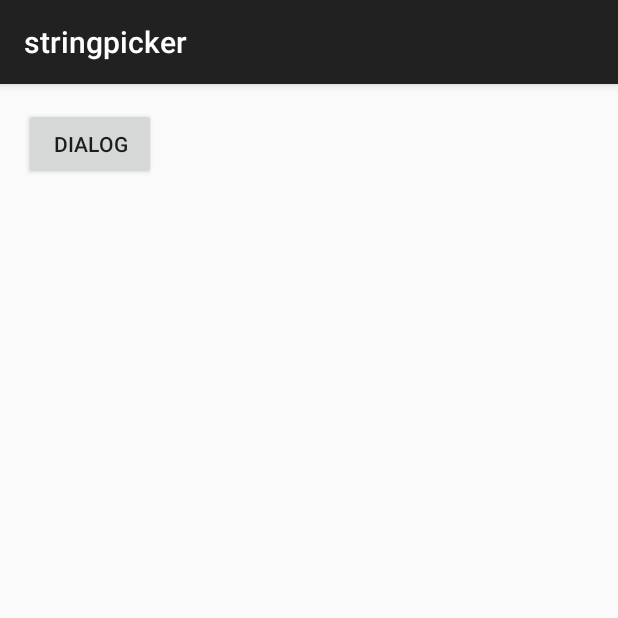
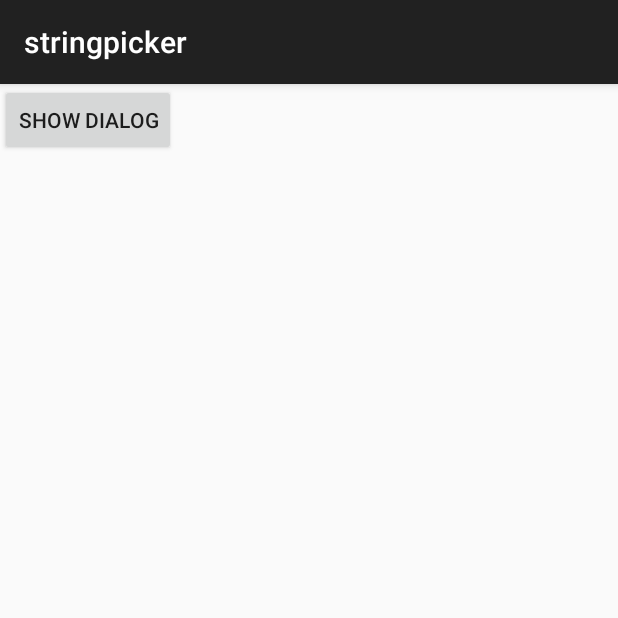
Before and after one commit to hotchemi/StringPicker, an Android app: the screen it shows after launch (MainActivity), on a phone screen of 412 x 824 dp, the top half of it. Run offline under Robolectric (Android 15) with nearby library versions, the light colour scheme and no system bars.

Commit message:
v0.0.1 release.

```diff
--- a/library/src/main/res/layout/string_picker_dialog.xml
+++ b/library/src/main/res/layout/string_picker_dialog.xml
@@ -8,7 +8,7 @@
     <hotchemi.stringpicker.StringPicker
         android:layout_gravity="center|center_horizontal|center_vertical"
         android:gravity="center|center_horizontal|center_vertical"
-        android:id="@+id/stringpicker"
+        android:id="@+id/string_picker"
         android:layout_width="wrap_content"
         android:layout_height="wrap_content" />
 </LinearLayout>
--- a/library/src/main/res/values/strings.xml
+++ b/library/src/main/res/values/strings.xml
@@ -1,3 +1,6 @@
 <resources>
-    <string name="app_name">StringPicker</string>
+    <string name="string_picker_dialog_values">STRING_PICKER_DIALOG_VALUES</string>
+    <string name="string_picker_dialog_title">StringPickerDialog</string>
+    <string name="string_picker_dialog_ok">OK</string>
+    <string name="string_picker_dialog_cancel">Cancel</string>
 </resources>
--- a/sample/src/main/AndroidManifest.xml
+++ b/sample/src/main/AndroidManifest.xml
@@ -1,5 +1,6 @@
 <?xml version="1.0" encoding="utf-8"?>
-<manifest xmlns:android="http://schemas.android.com/apk/res/android"
+<manifest
+    xmlns:android="http://schemas.android.com/apk/res/android"
     package="hotchemi.stringpicker.sample" >
 
     <application
--- a/sample/src/main/java/hotchemi/stringpicker/sample/MainActivity.java
+++ b/sample/src/main/java/hotchemi/stringpicker/sample/MainActivity.java
@@ -4,34 +4,48 @@ import android.os.Bundle;
 import android.support.v7.app.ActionBarActivity;
 import android.view.View;
 import android.widget.Button;
+import android.widget.TextView;
 
 import hotchemi.stringpicker.StringPickerDialog;
 
-public class MainActivity extends ActionBarActivity implements View.OnClickListener {
+public class MainActivity extends ActionBarActivity implements
+        View.OnClickListener, StringPickerDialog.OnClickListener {
+
+    private static final String TAG = StringPickerDialog.class.getSimpleName();
+
+    private TextView mTextView;
 
     @Override
     protected void onCreate(Bundle savedInstanceState) {
         super.onCreate(savedInstanceState);
         setContentView(R.layout.activity_main);
+        mTextView = (TextView) findViewById(R.id.text);
         Button button = (Button) findViewById(R.id.button);
         button.setOnClickListener(this);
     }
 
     @Override
     public void onClick(View v) {
-        String[] values = new String[] {"北海道","青森県","岩手県","宮城県","秋田県","山形県","福島県",
+        Bundle bundle = new Bundle();
+        bundle.putStringArray(getString(R.string.string_picker_dialog_values), getStringArray());
+        StringPickerDialog dialog = new StringPickerDialog();
+        dialog.setArguments(bundle);
+        dialog.show(getSupportFragmentManager(), TAG);
+    }
+
+    @Override
+    public void onClick(String value) {
+        mTextView.setText(value);
+    }
+
+    private String[] getStringArray() {
+        return new String[] {"北海道","青森県","岩手県","宮城県","秋田県","山形県","福島県",
                 "茨城県","栃木県","群馬県","埼玉県","千葉県","東京都","神奈川県",
                 "新潟県","富山県","石川県","福井県","山梨県","長野県","岐阜県",
                 "静岡県","愛知県","三重県","滋賀県","京都府","大阪府","兵庫県",
                 "奈良県","和歌山県","鳥取県","島根県","岡山県","広島県","山口県",
                 "徳島県","香川県","愛媛県","高知県","福岡県","佐賀県","長崎県",
-                "熊本県","大分県","宮崎県","鹿児島県","沖縄県"
-        };
-        Bundle bundle = new Bundle();
-        bundle.putStringArray("STRING_PICKER_VALUES", values);
-        StringPickerDialog dialog = new StringPickerDialog();
-        dialog.setArguments(bundle);
-        dialog.show(getSupportFragmentManager(), "span_setting_dialog");
+                "熊本県","大分県","宮崎県","鹿児島県","沖縄県"};
     }
 
 }
--- a/sample/src/main/res/layout/activity_main.xml
+++ b/sample/src/main/res/layout/activity_main.xml
@@ -1,22 +1,18 @@
-<RelativeLayout xmlns:android="http://schemas.android.com/apk/res/android"
-    xmlns:tools="http://schemas.android.com/tools"
+<LinearLayout
+    xmlns:android="http://schemas.android.com/apk/res/android"
     android:layout_width="match_parent"
     android:layout_height="match_parent"
-    android:paddingLeft="@dimen/activity_horizontal_margin"
-    android:paddingRight="@dimen/activity_horizontal_margin"
-    android:paddingTop="@dimen/activity_vertical_margin"
-    android:paddingBottom="@dimen/activity_vertical_margin"
-    tools:context="hotchemi.stringpicker.sample.MainActivity$PlaceholderFragment">
+    android:orientation="vertical">
 
     <Button
         android:id="@+id/button"
         android:layout_width="wrap_content"
         android:layout_height="wrap_content"
-        android:text="dialog"/>
+        android:text="show dialog"/>
 
     <TextView
         android:layout_width="wrap_content"
         android:layout_height="wrap_content"
         android:id="@+id/text"/>
 
-</RelativeLayout>
+</LinearLayout>
```
Also changed, not shown: library/build.gradle (+15 -0 lines), library/src/main/java/hotchemi/stringpicker/StringPicker.java (+13 -5 lines), library/src/main/java/hotchemi/stringpicker/StringPickerDialog.java (+31 -11 lines), sample/src/main/ic_launcher-web.png (deleted), 10 other files.
